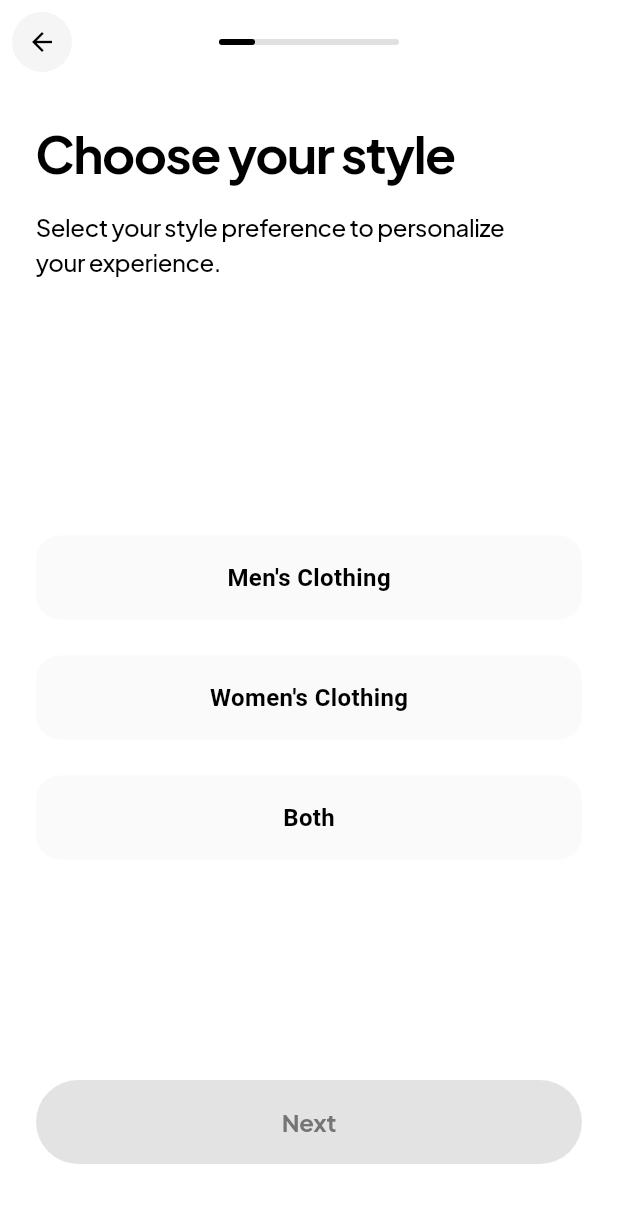
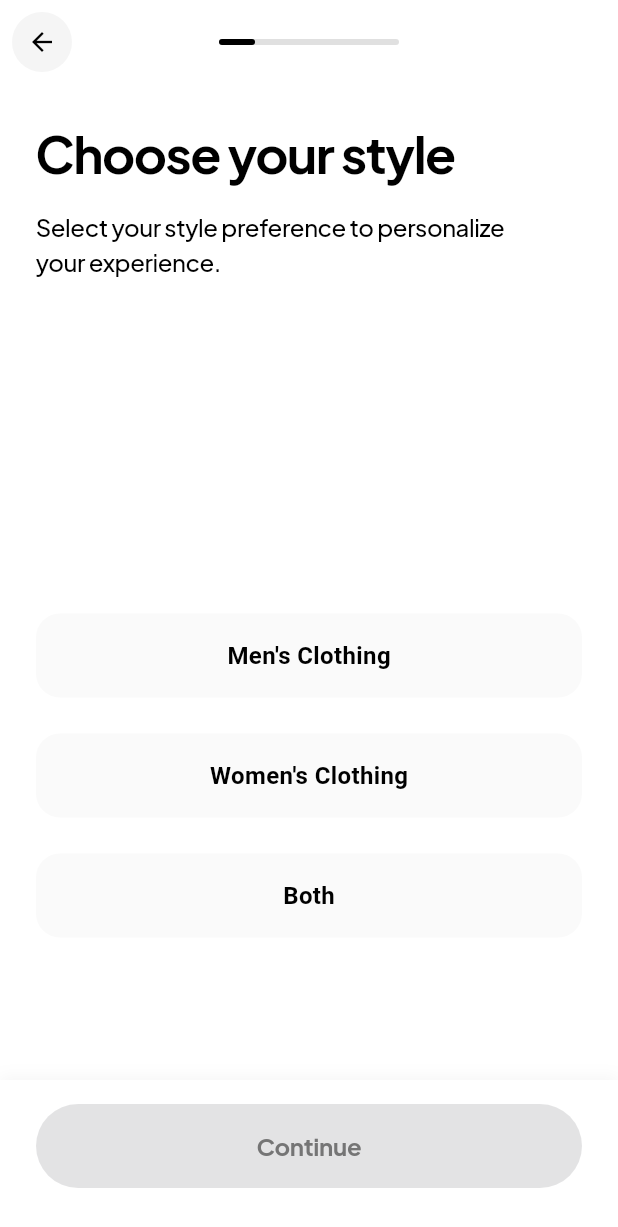
Before and after one commit to Djdonkeykong/Snaplook, a Flutter app: the GenderSelectionPage screen opened directly, on a phone screen of 412 x 824 dp. Shown: the top 1227 px of the screen. Run offline on Flutter 3.47's test engine with Material 3 defaults, Android fonts, the phone set to English and light mode, and no system bars; our stand-ins replace cached_network_image, easy_refresh, equatable, flutter_cache_manager, flutter_dotenv, flutter_riverpod and 11 more; missing offline and left inert: flutter_confetti, path_provider_foundation, receive_sharing_intent, super_cupertino_navigation_bar; accounts and stored records are empty; project files that could hold a hidden picture were left out.

Commit message:
Update all remaining onboarding pages with fixed button bars
- Add fixed bottom button bar to trial_intro_page, trial_reminder_page
- Add fixed bottom button bar to gender_selection_page, discovery_source_page
- Change button text from "Next" to "Continue" on selection pages
- All onboarding buttons now stay fixed at bottom with subtle shadow
- Consistent UX across all onboarding flows

```diff
--- a/lib/src/features/onboarding/presentation/pages/discovery_source_page.dart
+++ b/lib/src/features/onboarding/presentation/pages/discovery_source_page.dart
@@ -6,6 +6,7 @@ import '../../../../../core/theme/app_colors.dart';
 import '../../../../../core/theme/theme_extensions.dart';
 import '../../../../../shared/navigation/route_observer.dart';
 import '../widgets/progress_indicator.dart';
+import '../widgets/onboarding_bottom_bar.dart';
 import 'awesome_intro_page.dart';
 
 enum DiscoverySource { instagram, facebook, tiktok, youtube, google, tv }
@@ -284,12 +285,13 @@ class _DiscoverySourcePageState extends ConsumerState<DiscoverySourcePage>
                 },
               ),
             ),
-
-            // Next Button
-            Container(
+          ],
+        ),
+      ),
+      bottomNavigationBar: OnboardingBottomBar(
+        primaryButton: SizedBox(
           width: double.infinity,
           height: 56,
-              margin: EdgeInsets.only(bottom: spacing.xxl),
           child: ElevatedButton(
             onPressed: selectedSource != null
                 ? () {
@@ -310,7 +312,7 @@ class _DiscoverySourcePageState extends ConsumerState<DiscoverySourcePage>
               ),
             ),
             child: Text(
-                  'Next',
+              'Continue',
               style: TextStyle(
                 fontSize: 16,
                 fontWeight: FontWeight.bold,
@@ -320,8 +322,6 @@ class _DiscoverySourcePageState extends ConsumerState<DiscoverySourcePage>
               ),
             ),
           ),
-            ),
-          ],
         ),
       ),
     );
--- a/lib/src/features/onboarding/presentation/pages/gender_selection_page.dart
+++ b/lib/src/features/onboarding/presentation/pages/gender_selection_page.dart
@@ -5,6 +5,7 @@ import '../../../../../core/theme/app_colors.dart';
 import '../../../../../core/theme/theme_extensions.dart';
 import '../../../../../shared/navigation/route_observer.dart';
 import '../widgets/progress_indicator.dart';
+import '../widgets/onboarding_bottom_bar.dart';
 import 'discovery_source_page.dart';
 
 enum Gender { male, female, other }
@@ -246,12 +247,16 @@ class _GenderSelectionPageState extends ConsumerState<GenderSelectionPage>
                       ],
                     ),
                   ),
-
-                  // Next Button
-                  Container(
+                ],
+              ),
+            ),
+          ),
+        ),
+      ),
+      bottomNavigationBar: OnboardingBottomBar(
+        primaryButton: SizedBox(
           width: double.infinity,
           height: 56,
-                    margin: EdgeInsets.only(bottom: spacing.xxl),
           child: ElevatedButton(
             onPressed: selectedGender != null
                 ? () {
@@ -272,18 +277,13 @@ class _GenderSelectionPageState extends ConsumerState<GenderSelectionPage>
               ),
             ),
             child: Text(
-                        'Next',
+              'Continue',
               style: TextStyle(
                 fontSize: 16,
                 fontWeight: FontWeight.bold,
                 fontFamily: 'PlusJakartaSans',
                 letterSpacing: -0.2,
                 color: selectedGender != null ? Colors.white : Colors.grey.shade600,
-                        ),
-                      ),
-                    ),
-                  ),
-                ],
               ),
             ),
           ),
```
Also changed, not shown: lib/src/features/onboarding/presentation/pages/trial_intro_page.dart (+18 -19 lines), lib/src/features/onboarding/presentation/pages/trial_reminder_page.dart (+18 -17 lines). Lines whose indentation alone changed are shown as unchanged.
